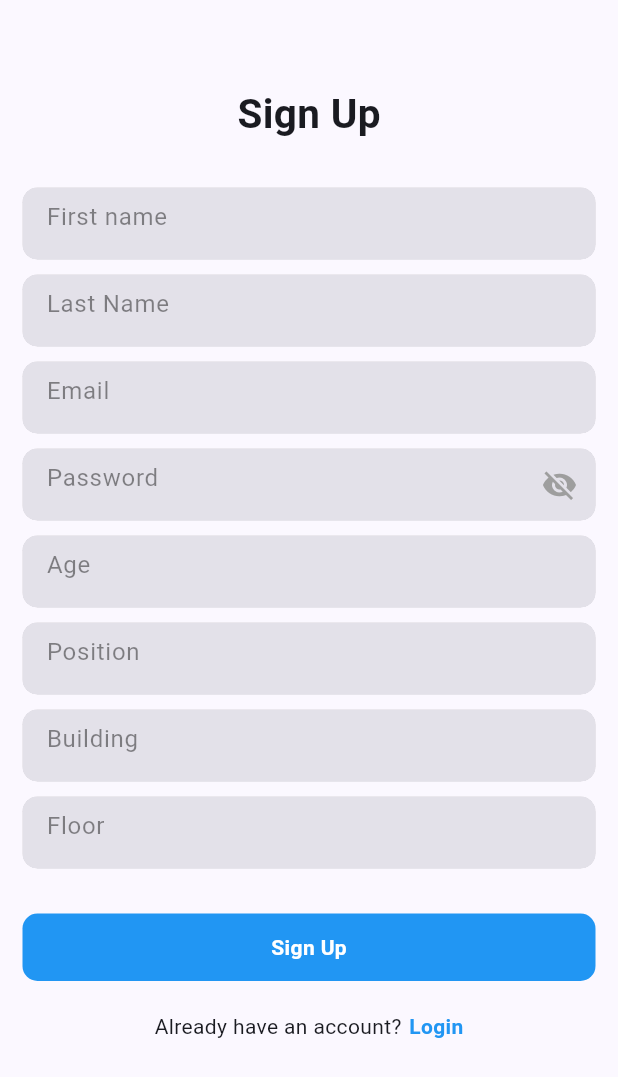
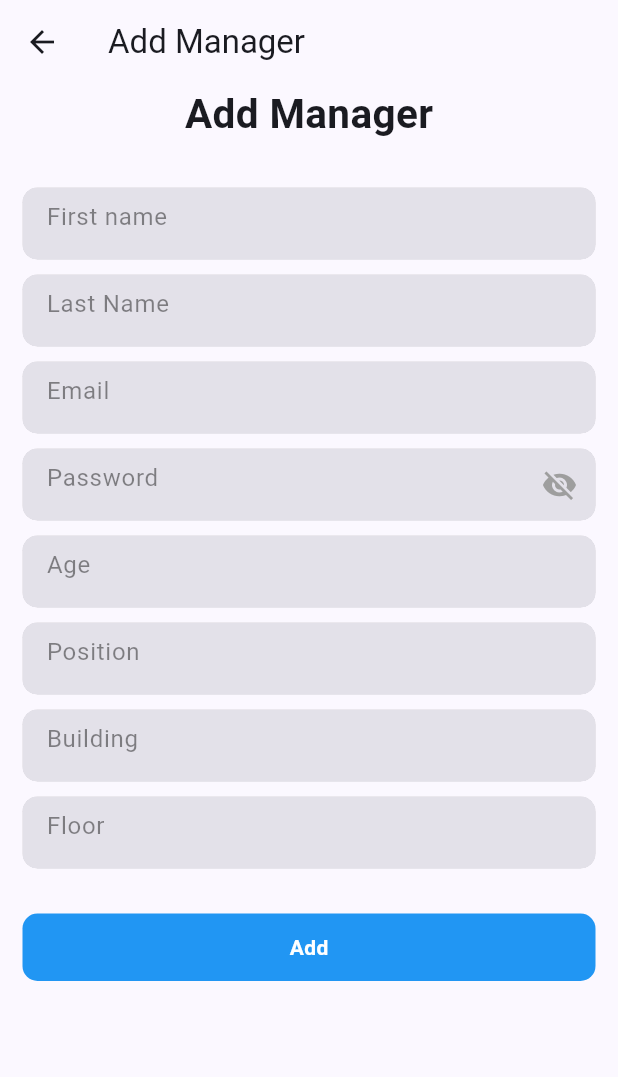
Before and after one commit to NTA1508/final_project_PPEDirection_App, a Flutter app: the SignUpPage screen opened by its route, on a phone screen of 412 x 824 dp. Shown: the top 1077 px of the screen. Run offline on Flutter 3.47's test engine with Material 3 defaults, Android fonts, the phone set to English and light mode, and no system bars; our stand-ins replace camera, firebase_auth, firebase_core, firebase_database, flutter_local_notifications, fluttertoast and 3 more; accounts and stored records are empty.

```diff
--- a/lib/screens/add_worker.dart
+++ b/lib/screens/add_worker.dart
@@ -46,7 +46,14 @@ class _SignUpPageState extends State<SignUpPage> {
   Widget build(BuildContext context) {
     return Scaffold(
       appBar: AppBar(
+        title: const Text("Add Manager"),
         automaticallyImplyLeading: false,
+        leading: IconButton(
+          icon: const Icon(Icons.arrow_back),
+          onPressed: () {
+            Navigator.pushReplacementNamed(context, '/profile');
+          },
+        ),
       ),
       body: SingleChildScrollView(
         child: Padding(
@@ -55,7 +62,7 @@ class _SignUpPageState extends State<SignUpPage> {
             mainAxisAlignment: MainAxisAlignment.center,
             children: [
               Text(
-                "Sign Up",
+                "Add Manager",
                 style: TextStyle(fontSize: 27, fontWeight: FontWeight.bold),
               ),
               SizedBox(
@@ -129,7 +136,7 @@ class _SignUpPageState extends State<SignUpPage> {
                   ),
                   child: Center(
                       child: isSigningUp ? CircularProgressIndicator(color: Colors.white,):Text(
-                        "Sign Up",
+                        "Add",
                         style: TextStyle(
                             color: Colors.white, fontWeight: FontWeight.bold),
                       )),
@@ -138,28 +145,6 @@ class _SignUpPageState extends State<SignUpPage> {
               SizedBox(
                 height: 20,
               ),
-              Row(
-                mainAxisAlignment: MainAxisAlignment.center,
-                children: [
-                  Text("Already have an account?"),
-                  SizedBox(
-                    width: 5,
-                  ),
-                  GestureDetector(
-                      onTap: () {
-                        Navigator.pushAndRemoveUntil(
-                            context,
-                            MaterialPageRoute(
-                                builder: (context) => LoginPage()),
-                                (route) => false);
-                      },
-                      child: Text(
-                        "Login",
-                        style: TextStyle(
-                            color: Colors.blue, fontWeight: FontWeight.bold),
-                      ))
-                ],
-              )
             ],
           ),
         ),
@@ -205,8 +190,8 @@ class _SignUpPageState extends State<SignUpPage> {
         "floor": floor,
       });
 
-      showToast(message: "User is successfully created");
-      Navigator.pushNamed(context, "/home");
+      showToast(message: "Manager is successfully created");
+      Navigator.pushNamed(context, "/profile");
     } else {
       showToast(message: "Some error happened");
     }
--- a/lib/screens/home_screen.dart
+++ b/lib/screens/home_screen.dart
@@ -37,6 +37,9 @@ class _HomeScreenState extends State<HomeScreen> {
   @override
   Widget build(BuildContext context) {
     return Scaffold(
+      appBar: AppBar(
+        title: const Text("Home"),
+      ),
       backgroundColor: const Color(0xFFeff6ff), // blue-50
       body: SingleChildScrollView(
         padding: const EdgeInsets.all(16.0),
--- a/lib/screens/profile.dart
+++ b/lib/screens/profile.dart
@@ -100,6 +100,10 @@ class _ProfileScreenState extends State<ProfileScreen> {
   @override
   Widget build(BuildContext context) {
     return Scaffold(
+      appBar: AppBar(
+        title: const Text("Profile"),
+        automaticallyImplyLeading: false,
+      ),
       body: _userData == null
           ? Center(child: CircularProgressIndicator())
           : Padding(
--- a/lib/screens/splash_screen.dart
+++ b/lib/screens/splash_screen.dart
@@ -61,7 +61,7 @@ class _SplashScreenState extends State<SplashScreen>
   void _startProgressTimer() {
     Timer.periodic(const Duration(milliseconds: 100), (timer) {
       setState(() {
-        _progress += 1;
+        _progress += 5;
         if (_progress >= 100) {
           timer.cancel();
           _navigateToNextPage();
--- a/lib/services/ppe_detection_service.dart
+++ b/lib/services/ppe_detection_service.dart
@@ -6,7 +6,7 @@ import '../models/detection_model.dart';
 class PPEDetectionService {
   // Replace with your actual backend IP or domain
   //static const String _baseUrl = 'http://192.168.2.153:5000';
-  static const String _baseUrl = 'http://192.168.110.26:5001';
+  static const String _baseUrl = 'http://192.168.1.191:5001';
 
   Future<DetectionResult> detectPPE(File imageFile) async {
     try {
--- a/pubspec.yaml
+++ b/pubspec.yaml
@@ -51,6 +51,7 @@ dependencies:
   fluttertoast: ^8.2.12
   font_awesome_flutter: ^10.8.0
   google_sign_in: ^6.3.0
+  flutter_local_notifications: ^19.2.1
 
 
 dev_dependencies:
```
Also changed, not shown: lib/auth/login.dart (+0 -26 lines), lib/main.dart (+8 -3 lines), lib/screens/detection_screen.dart (+32 -26 lines), lib/screens/notification_screen.dart (+38 -4 lines), lib/widgets/notification_util.dart (added, +24 -0 lines), pubspec.lock, 3 other files.
